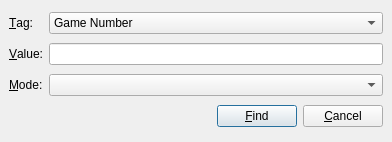
Before: the Qt Designer form src/gui/quicksearch.ui in madnight/chessx, drawn with Qt 5.
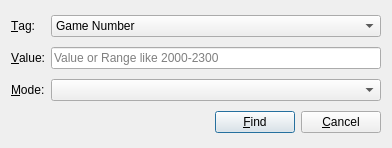
After: the same form once the commit is applied.

Commit message: New feature: Search for ranges like ELO 2000-2300

```diff
--- a/src/gui/quicksearch.ui
+++ b/src/gui/quicksearch.ui
@@ -1,26 +1,20 @@
 <ui version="4.0" >
  <class>QuickSearchDialog</class>
- <widget class="QDialog" name="QuickSearchDialog" >
-  <property name="geometry" >
+ <widget class="QDialog" name="QuickSearchDialog">
+  <property name="geometry">
    <rect>
     <x>0</x>
     <y>0</y>
     <width>392</width>
-    <height>142</height>
+    <height>148</height>
    </rect>
   </property>
   <property name="windowTitle" >
    <string>Quick Tag Search</string>
   </property>
-  <layout class="QGridLayout" >
-   <property name="margin" >
-    <number>9</number>
-   </property>
-   <property name="spacing" >
-    <number>6</number>
-   </property>
-   <item row="2" column="1" >
-    <widget class="QComboBox" name="modeCombo" />
+  <layout class="QGridLayout">
+   <item row="2" column="1">
+    <widget class="QComboBox" name="modeCombo"/>
    </item>
    <item row="0" column="1" >
     <widget class="QComboBox" name="tagCombo" >
@@ -86,14 +80,8 @@
      </item>
     </widget>
    </item>
-   <item row="3" column="0" colspan="2" >
-    <layout class="QHBoxLayout" >
-     <property name="margin" >
-      <number>0</number>
-     </property>
-     <property name="spacing" >
-      <number>6</number>
-     </property>
+   <item row="3" column="0" colspan="2">
+    <layout class="QHBoxLayout">
      <item>
       <spacer>
        <property name="orientation" >
@@ -126,8 +114,12 @@
      </item>
     </layout>
    </item>
-   <item row="1" column="1" >
-    <widget class="QLineEdit" name="valueEdit" />
+   <item row="1" column="1">
+    <widget class="QLineEdit" name="valueEdit">
+     <property name="placeholderText">
+      <string>Value or Range like 2000-2300</string>
+     </property>
+    </widget>
    </item>
    <item row="1" column="0" >
     <widget class="QLabel" name="label_2" >
```
Left out of the diff: 71 changed lines with no effect on the pictures. The commit also changes 8 other files.
